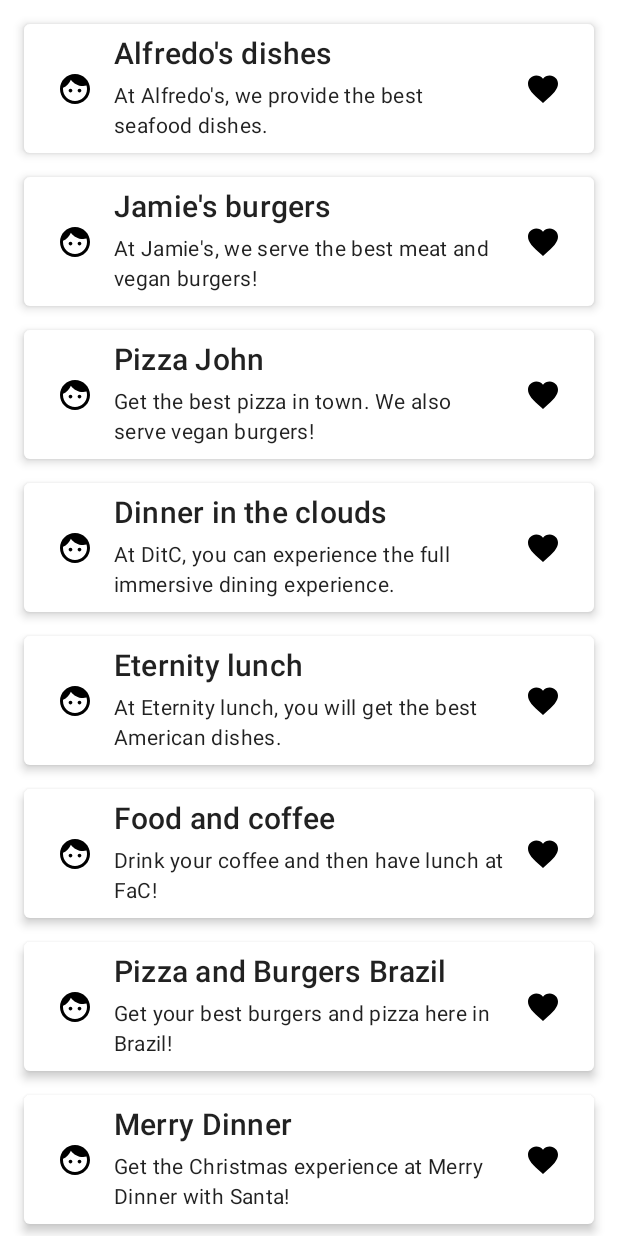
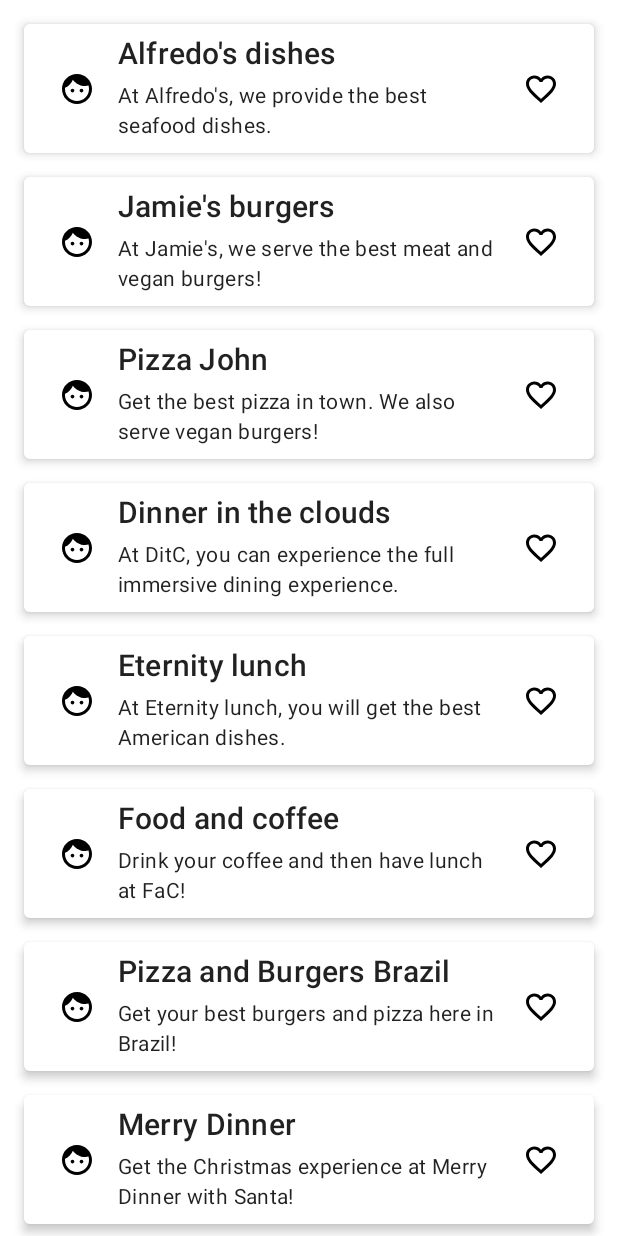
Before and after one commit to JerryApplegarth/Restaurant-App, an Android app built with Jetpack Compose: the screen it shows after launch (MainActivity), on a phone screen of 412 x 824 dp. Run offline under Robolectric (Android 15) with nearby library versions, the phone set to English and light mode, and no system bars.

Commit message:
1.2 hosted state to restaurant item p70

```diff
--- a/app/src/main/java/com/applecompose/restaurantsapp/presentation/components/FavoriteIcon.kt
+++ /dev/null
@@ -1,20 +0,0 @@
-package com.applecompose.restaurantsapp.presentation.components
-
-import androidx.compose.foundation.Image
-import androidx.compose.foundation.layout.padding
-import androidx.compose.material.icons.Icons
-import androidx.compose.material.icons.filled.Favorite
-import androidx.compose.runtime.Composable
-import androidx.compose.ui.Modifier
-import androidx.compose.ui.unit.dp
-
-@Composable
-fun FavoriteIcon(modifier: Modifier) {
-	Image(
-		imageVector = Icons.Filled.Favorite,
-		contentDescription = "Favorite restaurant icon",
-		modifier = modifier
-			.padding(8.dp)
-		)
-
-}
--- a/app/src/main/java/com/applecompose/restaurantsapp/presentation/components/RestaurantIcon.kt
+++ b/app/src/main/java/com/applecompose/restaurantsapp/presentation/components/RestaurantIcon.kt
@@ -1,6 +1,7 @@
 package com.applecompose.restaurantsapp.presentation.components
 
 import androidx.compose.foundation.Image
+import androidx.compose.foundation.clickable
 import androidx.compose.foundation.layout.padding
 import androidx.compose.runtime.Composable
 import androidx.compose.ui.Modifier
@@ -8,10 +9,17 @@ import androidx.compose.ui.graphics.vector.ImageVector
 import androidx.compose.ui.unit.dp
 
 @Composable
-fun RestaurantIcon(icon: ImageVector, modifier: Modifier) {
+fun RestaurantIcon(
+	icon: ImageVector,
+	modifier: Modifier,
+	onClick: () -> Unit = {}) {
 	Image(
 		imageVector = icon,
 		contentDescription = "Restaurant icon",
-		modifier = modifier.padding(8.dp)
+		modifier = modifier
+			.padding(8.dp)
+			.clickable {
+				onClick()
+			}
 	)
 }
--- a/app/src/main/java/com/applecompose/restaurantsapp/presentation/components/RestaurantItem.kt
+++ b/app/src/main/java/com/applecompose/restaurantsapp/presentation/components/RestaurantItem.kt
@@ -5,8 +5,11 @@ import androidx.compose.foundation.layout.padding
 import androidx.compose.material.Card
 import androidx.compose.material.icons.Icons
 import androidx.compose.material.icons.filled.Face
-import androidx.compose.material.icons.filled.Place
+import androidx.compose.material.icons.filled.Favorite
+import androidx.compose.material.icons.filled.FavoriteBorder
 import androidx.compose.runtime.Composable
+import androidx.compose.runtime.mutableStateOf
+import androidx.compose.runtime.remember
 import androidx.compose.ui.Alignment
 import androidx.compose.ui.Modifier
 import androidx.compose.ui.unit.dp
@@ -15,6 +18,14 @@ import com.applecompose.data.model.Restaurant
 
 @Composable
 fun RestaurantItem(item: Restaurant) {
+
+	val favoriteState = remember { mutableStateOf(false) }
+	val icon = if (favoriteState.value) {
+		Icons.Filled.Favorite
+	}else {
+		Icons.Filled.FavoriteBorder
+	}
+
 	Card(
 		elevation = 4.dp,
 		modifier = Modifier.padding(8.dp)
@@ -24,8 +35,10 @@ fun RestaurantItem(item: Restaurant) {
 			modifier = Modifier.padding(8.dp)
 		) {
 			RestaurantIcon(Icons.Filled.Face, Modifier.weight(0.15f))
-			RestaurantDetails(item.title, item.description, Modifier.weight(0.75f))
-			FavoriteIcon(Modifier.weight(0.15f))
+			RestaurantDetails(item.title, item.description, Modifier.weight(0.70f))
+			RestaurantIcon(icon, Modifier.weight(0.15f)) {
+				favoriteState.value = !favoriteState.value
+			}
 		}
 	}
 }
```
